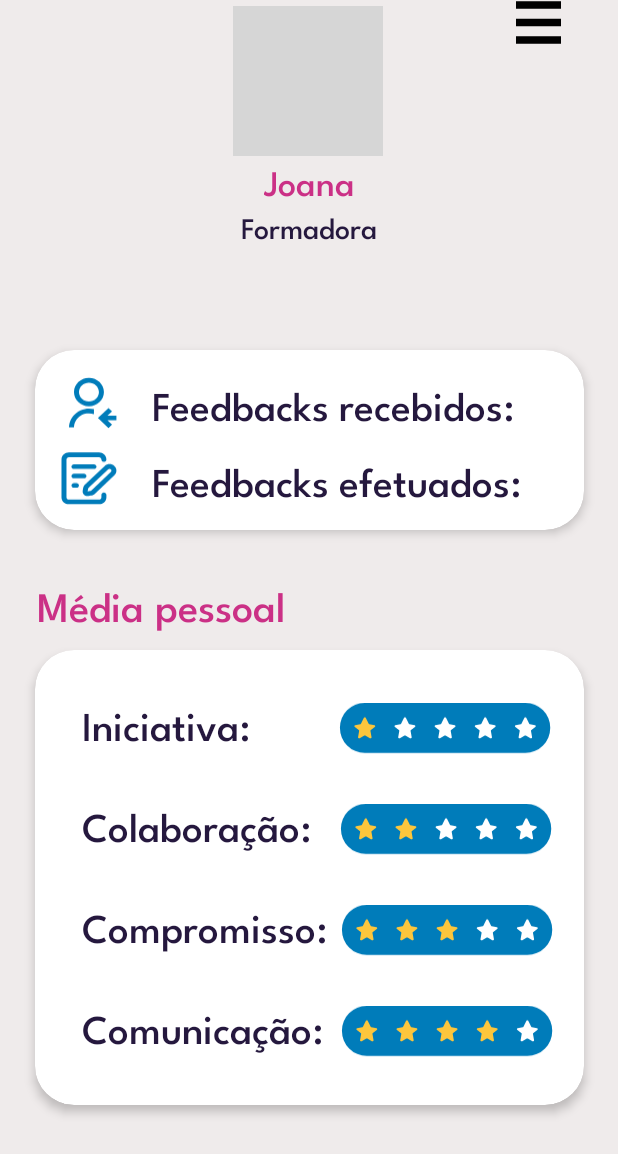
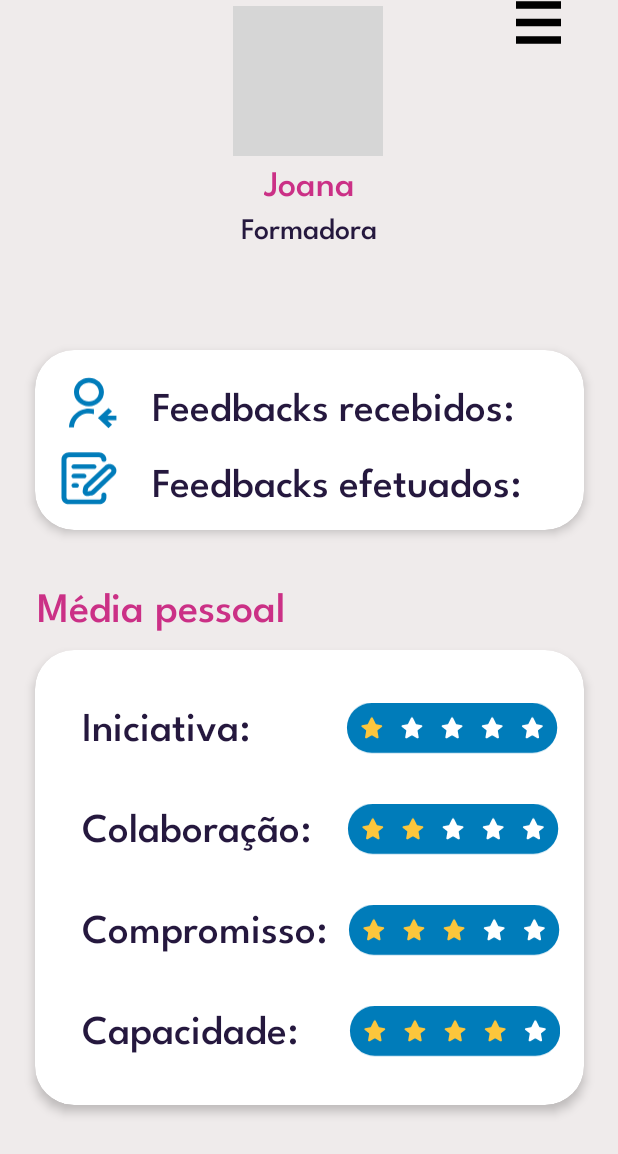
Before and after one commit to HrachK777/Kotlin-Firebase-for-Mobile-APP, an Android app: the fragment ProfileFragment shown on its own in the app's theme, on a phone screen of 412 x 824 dp. Shown: the top 1154 px of the screen. Run offline under Robolectric (Android 15) with nearby library versions, the phone set to English and light mode, and no system bars; grey boxes are pictures that could not be loaded.

Commit message:
Atualizações no fragment_profile e ProfileFragment

```diff
--- a/app/src/main/java/ly/roast/roastly/ProfileFragment.kt
+++ b/app/src/main/java/ly/roast/roastly/ProfileFragment.kt
@@ -5,6 +5,8 @@ import androidx.fragment.app.Fragment
 import android.view.LayoutInflater
 import android.view.View
 import android.view.ViewGroup
+import android.widget.ImageView
+import androidx.fragment.app.FragmentManager
 
 class ProfileFragment : Fragment() {
 
@@ -17,6 +19,20 @@ class ProfileFragment : Fragment() {
         savedInstanceState: Bundle?
     ): View? {
         // Inflate the layout for this fragment
-        return inflater.inflate(R.layout.fragment_profile, container, false)
+        val view = inflater.inflate(R.layout.fragment_profile, container, false)
+
+        // Obtém a referência para o icon_menu
+        val iconMenu = view.findViewById<ImageView>(R.id.icon_menu)
+
+        // Configura o listener de clique
+        iconMenu.setOnClickListener {
+            // Adiciona o FragmentMenu abaixo do icon_menu
+            val fragmentMenu = MenuFragment()
+            childFragmentManager.beginTransaction()
+                .replace(R.id.fragment_menu_container, fragmentMenu) // Certifique-se de que este ID corresponde ao seu layout
+                .commit()
+        }
+
+        return view
     }
 }
--- a/app/src/main/res/layout/fragment_profile.xml
+++ b/app/src/main/res/layout/fragment_profile.xml
@@ -58,8 +58,6 @@
         app:layout_constraintEnd_toEndOf="parent"
         app:layout_constraintStart_toStartOf="parent"
         app:layout_constraintTop_toBottomOf="@id/user_name"/>
-
-    <!-- Edit Profile Button -->
 
     <!-- CardView received and given feedbacks -->
     <androidx.cardview.widget.CardView
@@ -190,8 +188,7 @@
                     android:id="@+id/one_star_image"
                     android:layout_width="150dp"
                     android:layout_height="57dp"
-                    android:layout_gravity="end"
-                    android:layout_marginStart="55dp"
+                    android:layout_marginStart="60dp"
                     android:contentDescription="@string/stars_icon"
                     android:src="@drawable/one_stars_profile_card"/>
             </LinearLayout>
@@ -202,7 +199,8 @@
                 android:layout_height="wrap_content"
                 android:gravity="center_vertical"
                 android:orientation="horizontal"
-                android:layout_marginTop="10dp">
+                android:layout_marginTop="10dp"
+                tools:ignore="ExtraText">
 
                 <TextView
                     android:layout_width="wrap_content"
@@ -218,10 +216,9 @@
                     android:id="@+id/two_star_image"
                     android:layout_width="150dp"
                     android:layout_height="57dp"
-                    android:layout_gravity="end"
+                    android:layout_marginStart="20dp"
                     android:contentDescription="@string/stars_icon_"
-                    android:src="@drawable/two_stars_profile_card"
-                    android:layout_marginStart="15dp"/>/>
+                    android:src="@drawable/two_stars_profile_card"/>
             </LinearLayout>
 
             <!-- Commitment Section -->
@@ -240,20 +237,18 @@
                     android:text="@string/compromisso"
                     android:textColor="#25183E"
                     android:layout_marginBottom="7dp"
-
                     android:textSize="27sp" />
 
                 <ImageView
                     android:id="@+id/three_star_image"
                     android:layout_width="150dp"
                     android:layout_height="57dp"
-                    android:layout_gravity="end"
-                    android:contentDescription="@string/stars_icon__"
-                    android:src="@drawable/three_stars_profile_card"
-                    android:layout_marginStart="5dp"/>/>
+                    android:layout_marginStart="10dp"
+                    android:contentDescription="@string/stars_icon"
+                    android:src="@drawable/three_stars_profile_card"/>
             </LinearLayout>
 
-            <!-- Communication Section -->
+            <!-- Capacity Section -->
             <LinearLayout
                 android:layout_width="match_parent"
                 android:layout_height="wrap_content"
@@ -266,20 +261,29 @@
                     android:layout_height="wrap_content"
                     android:layout_marginStart="15dp"
                     android:fontFamily="@font/league_spartan_medium"
-                    android:text="@string/comunica_o"
+                    android:text="@string/capacidade"
                     android:textColor="#25183E"
-                    android:textSize="27sp"
-                    android:layout_marginBottom="7dp"/>
+                    android:layout_marginBottom="7dp"
+                    android:textSize="27sp" />
 
                 <ImageView
                     android:id="@+id/four_star_image"
                     android:layout_width="150dp"
                     android:layout_height="57dp"
-                    android:layout_gravity="end"
-                    android:contentDescription="@string/stars_icon___"
-                    android:src="@drawable/four_stars_profile_card"
-                    android:layout_marginStart="8dp"/>
+                    android:layout_marginStart="30dp"
+                    android:contentDescription="@string/stars_icon"
+                    android:src="@drawable/four_stars_profile_card"/>
             </LinearLayout>
         </LinearLayout>
     </androidx.cardview.widget.CardView>
+
+    <!-- FrameLayout for fragment_menu -->
+    <FrameLayout
+        android:id="@+id/fragment_menu_container"
+        android:layout_width="match_parent"
+        android:layout_height="wrap_content"
+        app:layout_constraintTop_toBottomOf="@id/icon_menu"
+        app:layout_constraintEnd_toEndOf="parent"
+        app:layout_constraintStart_toStartOf="parent"/>
+
 </androidx.constraintlayout.widget.ConstraintLayout>
--- a/app/src/main/res/values/strings.xml
+++ b/app/src/main/res/values/strings.xml
@@ -80,4 +80,5 @@
     <string name="stars_icon_">stars icon</string>
     <string name="stars_icon__">stars icon</string>
     <string name="stars_icon___">stars icon</string>
+    <string name="capacidade">Capacidade:</string>
 </resources>
```
